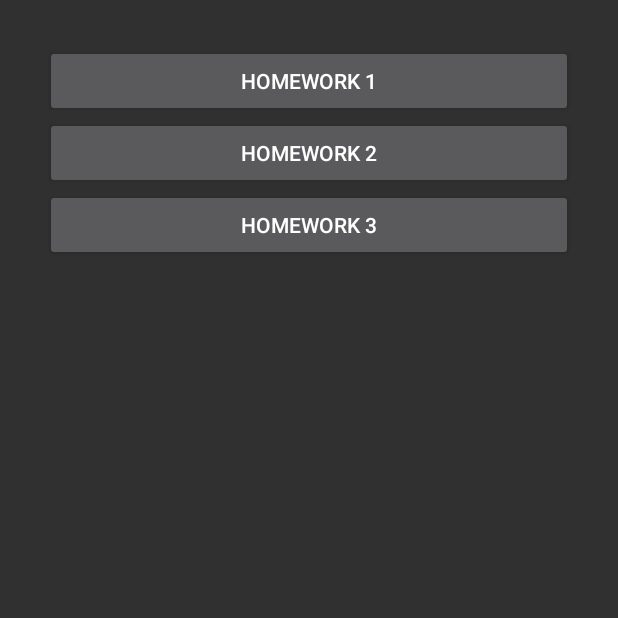
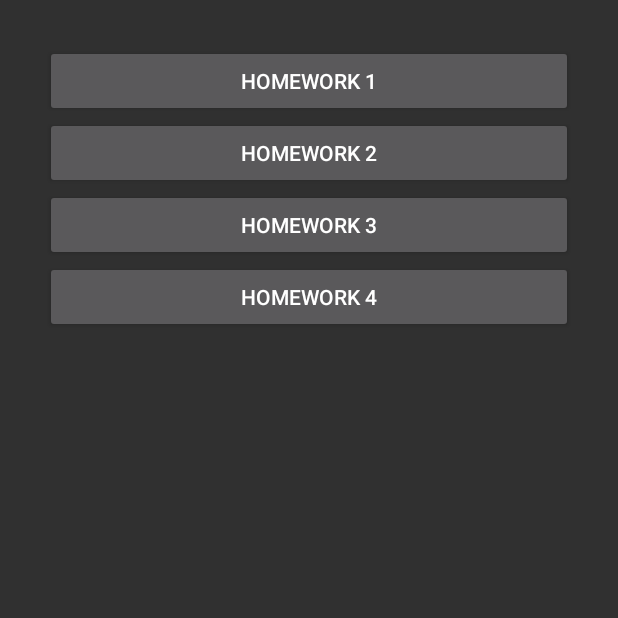
Before and after one commit to KazlovskayaAnastasia/HomeworkITAcademy, an Android app: the screen it shows after launch (MainScreenActivity), on a phone screen of 412 x 824 dp, the top half of it. Run offline under Robolectric (Android 15) with nearby library versions, the phone set to English and light mode, and no system bars.

Commit message:
change Lesson3Activity.java change activity_lesson3.xml change MainScreenActivity.java change activity_lesson3.xml

```diff
--- a/app/src/main/java/com/nastia/administrator/lessonitacademy/lesson1/MainScreenActivity.java
+++ b/app/src/main/java/com/nastia/administrator/lessonitacademy/lesson1/MainScreenActivity.java
@@ -14,6 +14,7 @@ public class MainScreenActivity extends Activity {
     Button btnHw1;
     Button btnHw2;
     Button btnHw3;
+    Button btnHw4;
 
     @Override
     protected void onCreate(Bundle savedInstanceState) {
@@ -23,6 +24,7 @@ public class MainScreenActivity extends Activity {
         btnHw1 = findViewById(R.id.btn_hw1);
         btnHw2 = findViewById(R.id.btn_hw2);
         btnHw3 = findViewById(R.id.btn_hw3);
+        btnHw4 = findViewById(R.id.btn_hw4);
 
         btnHw1.setOnClickListener(new View.OnClickListener() {
             @Override
@@ -50,5 +52,14 @@ public class MainScreenActivity extends Activity {
                 startActivity(intent);
             }
         });
+
+        btnHw4.setOnClickListener(new View.OnClickListener() {
+            @Override
+            public void onClick(View v) {
+
+                Toast toast = Toast.makeText(getApplicationContext(), R.string.toast, Toast.LENGTH_SHORT);
+                toast.show();
+            }
+        });
     }
 }
--- a/app/src/main/res/layout/activity_main_screen.xml
+++ b/app/src/main/res/layout/activity_main_screen.xml
@@ -23,4 +23,10 @@
         android:layout_height="wrap_content"
         android:text="@string/btn_homework_3"/>
 
+    <Button
+        android:id="@+id/btn_hw4"
+        android:layout_width="match_parent"
+        android:layout_height="wrap_content"
+        android:text="@string/btn_homework_4"/>
+
 </LinearLayout>
--- a/app/src/main/res/values/strings.xml
+++ b/app/src/main/res/values/strings.xml
@@ -7,5 +7,8 @@
     <string name="btn_homework_1">Homework 1</string>
     <string name="btn_homework_2">Homework 2</string>
     <string name="btn_homework_3">Homework 3</string>
+    <string name="btn_homework_4">Homework 4</string>
+    <string name="get_image">Get image</string>
+    <string name="url_image">http://i.imgur.com/DvpvklR.png</string>
 
 </resources>
```
Also changed, not shown: app/src/main/java/com/nastia/administrator/lessonitacademy/lesson1/Lesson3Activity.java (+33 -2 lines), app/src/main/res/layout/activity_lesson3.xml (+21 -7 lines).
